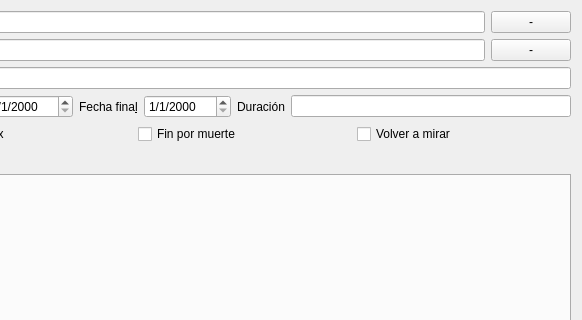
The window that gui/dlgnuevoobispo.ui (rogorido/qtpredicadores) describes before a commit, drawn with Qt 5; both pictures show x 93 to 675 and y 0 to 320 of the 675 by 412 pixel window.
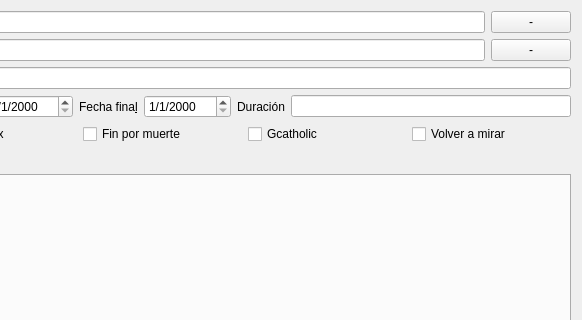
The same window after the commit. Icons and pictures are not drawn. Custom widgets are drawn as their Qt base class.

Commit message: Añadido campo gcatholic para la clase Obispo

Patch:
```diff
--- a/gui/dlgnuevoobispo.ui
+++ b/gui/dlgnuevoobispo.ui
@@ -154,6 +154,13 @@
        </property>
       </widget>
      </item>
+     <item>
+      <widget class="QCheckBox" name="ckGcatholic">
+       <property name="text">
+        <string>Gcatholic</string>
+       </property>
+      </widget>
+     </item>
      <item>
       <widget class="QCheckBox" name="ckVolverMirar">
        <property name="text">
```
The commit also changes 3 other files.
